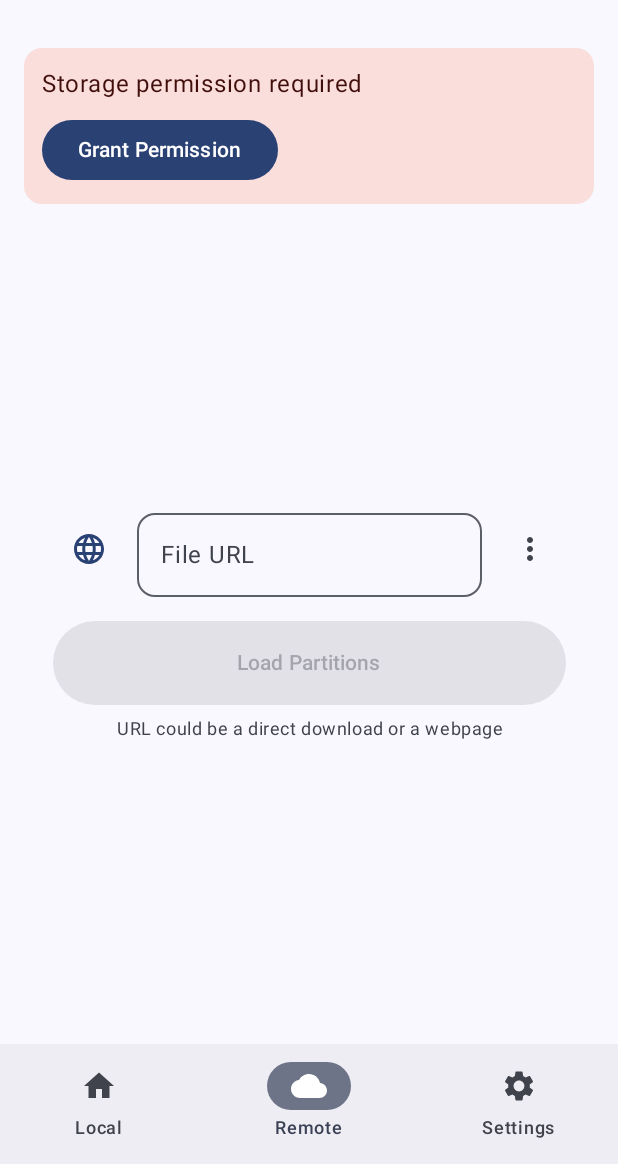
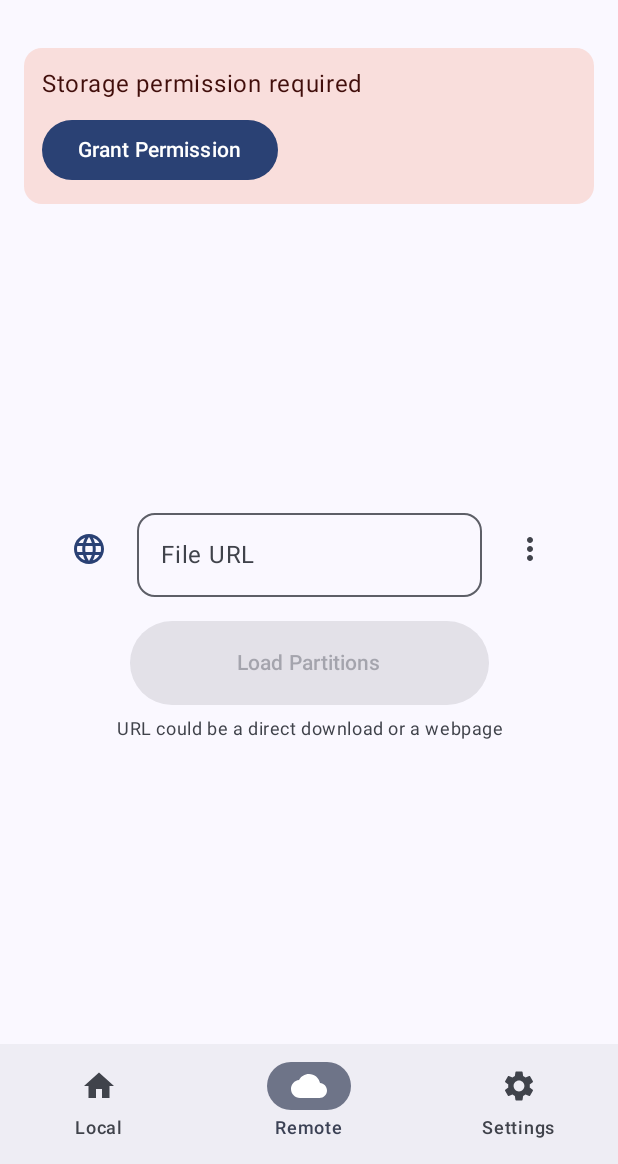
Before and after one commit to rhythmcache/payload-dumper-gui, an Android app built with Jetpack Compose: the screen it shows after launch (MainActivity), item 2 of the bottom bar chosen, on a phone screen of 412 x 824 dp, the part 72-1236 px from its top. Run offline under Robolectric (Android 15) with nearby library versions, the phone set to English and light mode, and no system bars; 1 statement that could not run was skipped.

Commit message:
Fix button width

```diff
--- a/app/src/main/java/com/rhythmcache/payloaddumper/ui/screens/RemoteFilesScreen.kt
+++ b/app/src/main/java/com/rhythmcache/payloaddumper/ui/screens/RemoteFilesScreen.kt
@@ -286,7 +286,7 @@ fun RemoteFilesScreen(viewModel: PayloadViewModel, hasPermission: Boolean) {
                                 onClick = { handleLoadPartitions() },
                                 enabled =
                                     hasPermission && inputUrl.startsWith("http") && !isValidating,
-                                modifier = Modifier.fillMaxWidth().height(56.dp)) {
+                                modifier = Modifier.fillMaxWidth(0.7f).height(56.dp)) {
                                   if (isValidating) {
                                     CircularProgressIndicator(
                                         modifier = Modifier.size(24.dp),
```
